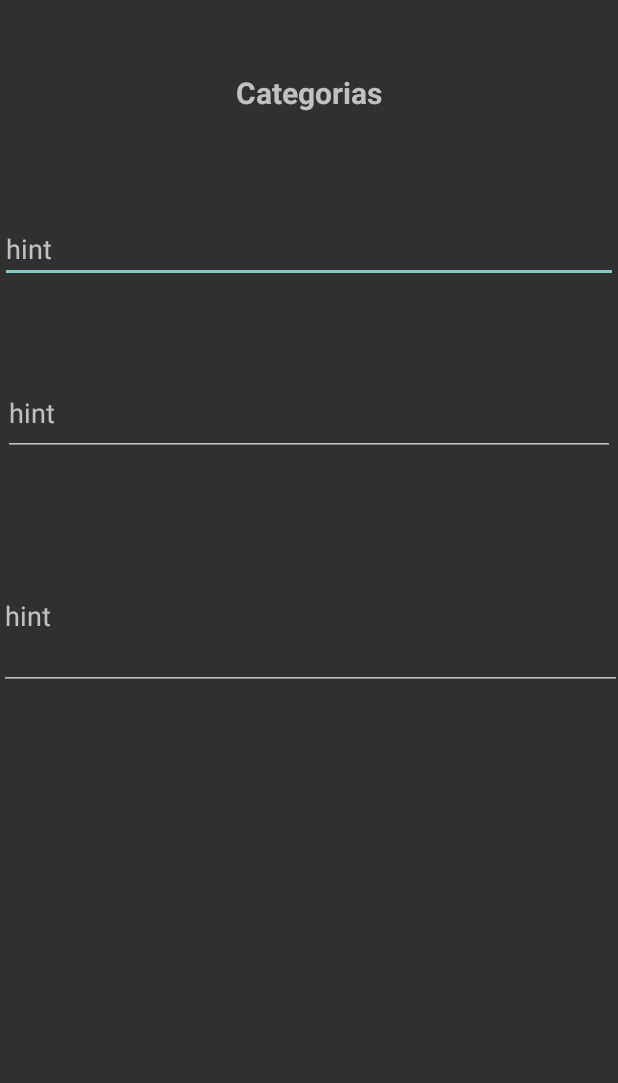
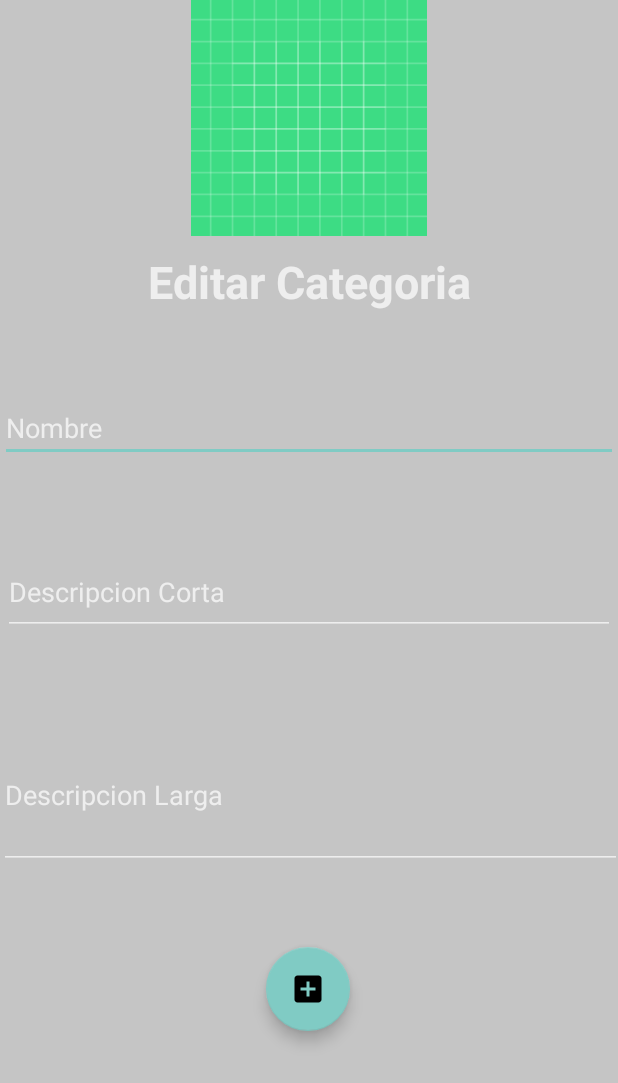
Before and after one commit to HugoBonete/DADM1, an Android app: the layout edit_categoria.xml on its own in the app's theme, with its tools: preview values and no code run, on a phone screen of 412 x 824 dp. Shown: the top 1083 px of the screen. Run offline under Robolectric (Android 15) with nearby library versions, the phone set to English and light mode, and no system bars.

Commit message:
Created option to edit values of Categoria when shortClick TODO: Move on to tickets.

```diff
--- a/app/src/main/java/es/umh/dadm/mistickets74384229k/Categoria/Categoria.java
+++ b/app/src/main/java/es/umh/dadm/mistickets74384229k/Categoria/Categoria.java
@@ -11,8 +11,7 @@ public class Categoria
     private String descrCorta;
     private String descLarga;
     private String image;
-    private static boolean inizializadas = false;
-    private static ArrayList<Categoria> arrCat = new ArrayList<>();
+    private static final ArrayList<Categoria> arrCat = new ArrayList<>();
 
     // Constructor
     public Categoria(String nombreCat, String descrCorta, String descLarga, String image)
--- a/app/src/main/res/layout/edit_categoria.xml
+++ b/app/src/main/res/layout/edit_categoria.xml
@@ -1,56 +1,78 @@
 <?xml version="1.0" encoding="utf-8"?>
-<androidx.constraintlayout.widget.ConstraintLayout xmlns:android="http://schemas.android.com/apk/res/android"
+<FrameLayout xmlns:android="http://schemas.android.com/apk/res/android"
     xmlns:app="http://schemas.android.com/apk/res-auto"
     xmlns:tools="http://schemas.android.com/tools"
     android:layout_width="match_parent"
+    android:layout_height="match_parent"
+    android:background="@color/grey">
+
+    <androidx.constraintlayout.widget.ConstraintLayout
+        android:layout_width="match_parent"
         android:layout_height="match_parent">
+
+
+        <ImageView
+            android:id="@+id/edit_img"
+            android:layout_width="match_parent"
+            android:layout_height="157dp"
+            app:layout_constraintEnd_toEndOf="parent"
+            app:layout_constraintStart_toStartOf="parent"
+            app:layout_constraintTop_toTopOf="parent"
+            app:srcCompat="@drawable/ic_launcher_background" />
 
         <TextView
             android:id="@+id/textView"
             android:layout_width="245dp"
             android:layout_height="68dp"
-        android:layout_marginTop="48dp"
-        android:text="@string/nav_categorias"
+            android:layout_marginTop="10dp"
+            android:text="@string/edit_cat"
             android:textAlignment="center"
-        android:textSize="20sp"
+            android:textSize="30sp"
             android:textStyle="bold"
             app:layout_constraintEnd_toEndOf="parent"
             app:layout_constraintStart_toStartOf="parent"
-        app:layout_constraintTop_toTopOf="parent" />
-
-    <com.google.android.material.textfield.TextInputLayout
-        android:layout_width="match_parent"
-        android:layout_height="wrap_content">
-
-    </com.google.android.material.textfield.TextInputLayout>
+            app:layout_constraintTop_toBottomOf="@+id/edit_img" />
 
         <com.google.android.material.textfield.TextInputEditText
-        android:id="@+id/textInputEditText"
+            android:id="@+id/edit_nom_cat"
             android:layout_width="match_parent"
             android:layout_height="wrap_content"
             android:layout_marginTop="27dp"
-        android:hint="hint"
+            android:hint="@string/form_hint_nombre"
             app:layout_constraintEnd_toEndOf="parent"
             app:layout_constraintStart_toStartOf="parent"
             app:layout_constraintTop_toBottomOf="@+id/textView" />
 
         <com.google.android.material.textfield.TextInputEditText
-        android:id="@+id/editText2"
+            android:id="@+id/edit_desccort_cat"
             android:layout_width="408dp"
             android:layout_height="57dp"
             android:layout_marginTop="58dp"
-        android:hint="hint"
+            android:hint="@string/form_hint_desc1"
             app:layout_constraintEnd_toEndOf="parent"
             app:layout_constraintStart_toStartOf="parent"
-        app:layout_constraintTop_toBottomOf="@+id/textInputEditText" />
+            app:layout_constraintTop_toBottomOf="@+id/edit_nom_cat" />
 
         <com.google.android.material.textfield.TextInputEditText
-        android:id="@+id/editText"
+            android:id="@+id/edit_desclarg_cat"
             android:layout_width="415dp"
             android:layout_height="98dp"
             android:layout_marginTop="58dp"
-        android:hint="hint"
+            android:hint="@string/form_hint_desc2"
             app:layout_constraintEnd_toEndOf="parent"
             app:layout_constraintStart_toStartOf="parent"
-        app:layout_constraintTop_toBottomOf="@+id/editText2" />
+            app:layout_constraintTop_toBottomOf="@+id/edit_desccort_cat" />
+
+        <com.google.android.material.floatingactionbutton.FloatingActionButton
+            android:id="@+id/edit_fab"
+            android:layout_width="wrap_content"
+            android:layout_height="wrap_content"
+            android:layout_marginTop="52dp"
+            android:clickable="true"
+            app:layout_constraintEnd_toEndOf="parent"
+            app:layout_constraintHorizontal_bias="0.498"
+            app:layout_constraintStart_toStartOf="parent"
+            app:layout_constraintTop_toBottomOf="@+id/edit_desclarg_cat"
+            app:srcCompat="@drawable/baseline_add_box_24" />
     </androidx.constraintlayout.widget.ConstraintLayout>
+</FrameLayout>
--- a/app/src/main/res/layout/fragment_categorias.xml
+++ b/app/src/main/res/layout/fragment_categorias.xml
@@ -5,7 +5,7 @@
     android:id="@+id/fragment_categoria"
     android:layout_width="match_parent"
     android:layout_height="match_parent"
-    android:background="#C5C5C5"
+    android:background="@color/grey"
     tools:context=".Categoria.CategoriasFragment">
 
     <androidx.constraintlayout.widget.ConstraintLayout
--- a/app/src/main/res/values/colors.xml
+++ b/app/src/main/res/values/colors.xml
@@ -7,6 +7,6 @@
     <color name="teal_700">#FF018786</color>
     <color name="black">#FF000000</color>
     <color name="white">#FFFFFFFF</color>
-    <color name = "borroso"></color>
-    <color name = "grey"></color>
+    <color name = "grey">#C5C5C5</color>
+
 </resources>
--- a/app/src/main/res/values/strings.xml
+++ b/app/src/main/res/values/strings.xml
@@ -13,4 +13,5 @@
     <string name = "form_btn_crearCat">Crear Categoria</string>
     <string name = "no_disponible">No esta disponible</string>
     <string name="desc_img_ticket">foto_ticket</string>
+    <string name = "edit_cat">Editar Categoria</string>
 </resources>
```
Also changed, not shown: app/src/main/java/es/umh/dadm/mistickets74384229k/Categoria/CategoriasFragment.java (+11 -2 lines), app/src/main/java/es/umh/dadm/mistickets74384229k/Categoria/DialogBorrosoEdit.java (added, +127 -0 lines). Lines whose indentation alone changed are shown as unchanged.
